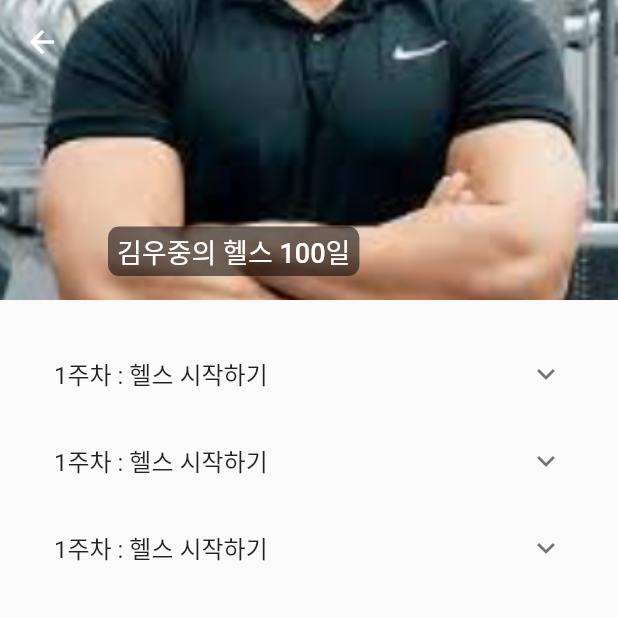
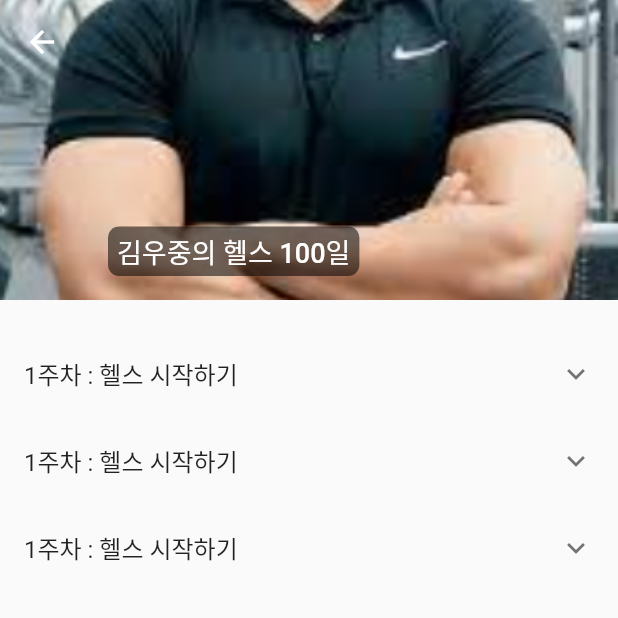
Before and after one commit to PoomAt-E/hobby-mate, a Flutter app: the screen it shows after launch, after a tap on "김우중의 헬스 100일", on a phone screen of 412 x 824 dp, the top half of it. Run offline on Flutter 3.47's test engine with Material 2 defaults, Android fonts, the phone set to English and light mode, and no system bars; our stand-ins replace chat_bubbles, cloud_firestore, dio, file_picker, firebase_core, flutter_dotenv and 5 more; accounts and stored records are empty.

Commit message:
design: 디자인 수정

```diff
--- a/lib/screen/class/class_detail_screen.dart
+++ b/lib/screen/class/class_detail_screen.dart
@@ -19,7 +19,7 @@ class _ClassDetailScreenState extends State<ClassDetailScreen> {
         expandedHeight: 200,
         flexibleSpace: FlexibleSpaceBar(
           title: Container(
-              padding: EdgeInsets.symmetric(horizontal: 4, vertical: 2),
+              padding: const EdgeInsets.symmetric(horizontal: 4, vertical: 2),
               decoration: BoxDecoration(
                   color: Colors.black54,
                   borderRadius: BorderRadius.circular(5)),
@@ -33,7 +33,7 @@ class _ClassDetailScreenState extends State<ClassDetailScreen> {
       ),
       SliverFillRemaining(
           child: Container(
-              padding: EdgeInsets.symmetric(horizontal: 20, vertical: 20),
+              padding: const EdgeInsets.symmetric(vertical: 20),
               child: Flex(direction: Axis.vertical, children: [
                 Expanded(
                     child: Column(
@@ -68,7 +68,7 @@ class ClassWeekBox extends StatelessWidget {
                     borderRadius: BorderRadius.circular(10),
                     image: const DecorationImage(
                         fit: BoxFit.cover,
-                        image: AssetImage('assets/images/default_lesson.png'))),
+                        image: AssetImage('assets/images/default_class.png'))),
               ),
               Container(
                   width: MediaQuery.of(context).size.width - size - 70,
--- a/lib/screen/main/bottom_nav.dart
+++ b/lib/screen/main/bottom_nav.dart
@@ -1,13 +1,10 @@
 import 'package:flutter/material.dart';
 import 'package:flutter_riverpod/flutter_riverpod.dart';
 import 'package:hobby_mate/screen/chat/chatlist_screen.dart';
+import 'package:hobby_mate/screen/class/class_list_%20screen.dart';
 import 'package:hobby_mate/screen/community/community_screen.dart';
-import 'package:hobby_mate/screen/main/profile_screen.dart';
-import 'package:hobby_mate/service/auth_service.dart';
 import 'package:hobby_mate/style/style.dart';
 import 'package:hobby_mate/screen/main/home_screen.dart';
-import 'package:hobby_mate/widget/profile_button.dart';
-import 'package:shared_preferences/shared_preferences.dart';
 
 final bottomNavProvider = StateProvider<int>((ref) => 0);
 
@@ -21,31 +18,10 @@ class BottomNavigation extends ConsumerStatefulWidget {
 class BottomNavigationState extends ConsumerState<BottomNavigation> {
   final screen = [
     const HomeScreen(),
+    const ClassListScreen(),
+    const CommunityScreen(),
     const ChatListScreen(),
-    const CommunityScreen(),
-    const Center(
-      child: Text('load..'),
-    ),
   ];
-
-  @override
-  void initState() {
-    // TODO: implement initState
-    super.initState();
-
-    setProfileScreen();
-  }
-
-  setProfileScreen() async {
-    final SharedPreferences prefs = await SharedPreferences.getInstance();
-    String email = prefs.getString('email')!;
-
-    AuthService().getMember(email).then((value) {
-      setState(() {
-        screen[3] = ProfileScreen(member: value);
-      });
-    });
-  }
 
   @override
   Widget build(BuildContext context) {
@@ -69,14 +45,14 @@ class BottomNavigationState extends ConsumerState<BottomNavigation> {
                 label: 'Home'),
             BottomNavigationBarItem(
                 icon: Icon(
-                  Icons.chat,
+                  Icons.account_circle_rounded,
                   color: Palette.bottomUnselectedColor,
                 ),
                 activeIcon: Icon(
-                  Icons.chat,
+                  Icons.class_rounded,
                   color: Palette.bottomSelectedColor,
                 ),
-                label: 'Chat'),
+                label: 'Class'),
             BottomNavigationBarItem(
                 icon: Icon(
                   Icons.article_rounded,
@@ -89,14 +65,14 @@ class BottomNavigationState extends ConsumerState<BottomNavigation> {
                 label: 'Community'),
             BottomNavigationBarItem(
                 icon: Icon(
-                  Icons.account_circle_rounded,
+                  Icons.chat,
                   color: Palette.bottomUnselectedColor,
                 ),
                 activeIcon: Icon(
-                  Icons.account_circle_rounded,
+                  Icons.chat,
                   color: Palette.bottomSelectedColor,
                 ),
-                label: 'MyPage'),
+                label: 'Chat'),
           ],
           currentIndex: currentPage,
           selectedItemColor: Palette.bottomSelectedColor,
--- a/lib/style/style.dart
+++ b/lib/style/style.dart
@@ -102,4 +102,6 @@ class TextStyles {
       height: 1.4,
       color: Color.fromRGBO(51, 51, 51, 1),
       fontWeight: FontWeight.w500);
+  static const TextStyle optionButtonTextStyle = TextStyle(
+      color: Colors.black87, fontSize: 14, fontWeight: FontWeight.normal);
 }
```
Also changed, not shown: lib/screen/main/home_screen.dart (+20 -8 lines), lib/widget/appbar.dart (added, +26 -0 lines).
